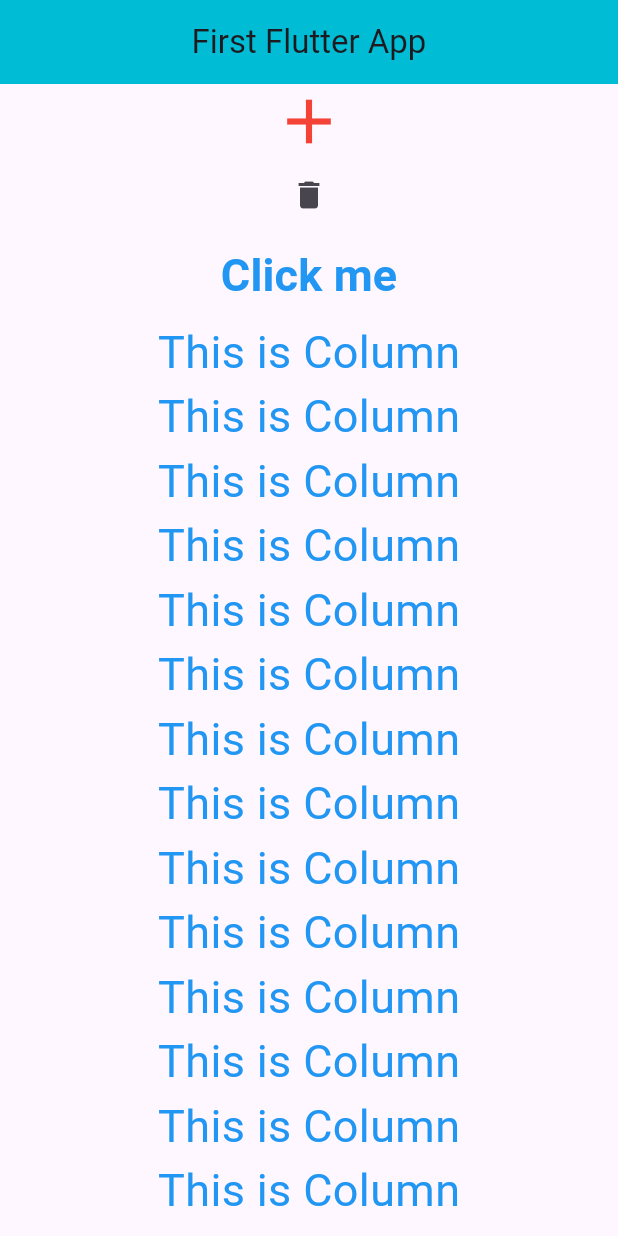
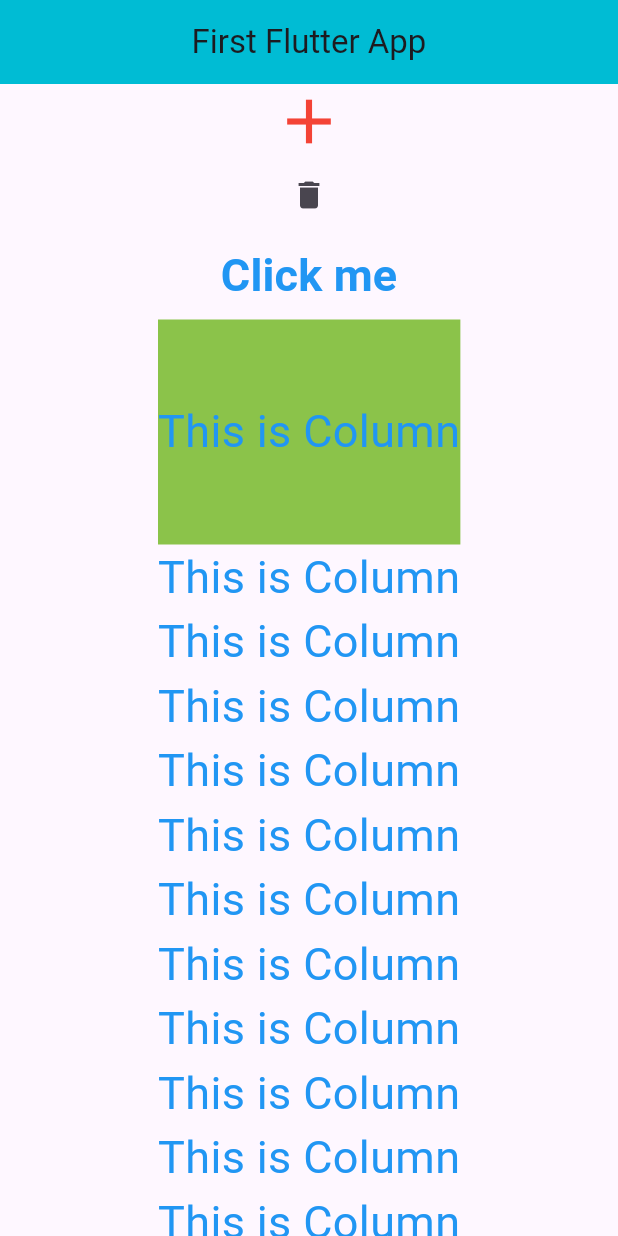
Before and after one commit to osmangonikhan247/new_project, a Flutter app: the screen it shows after launch, on a phone screen of 412 x 824 dp. Run offline on Flutter 3.47's test engine with Material 3 defaults, Android fonts, the phone set to English and light mode, and no system bars.

Commit message:
set height in column widget

```diff
--- a/lib/main.dart
+++ b/lib/main.dart
@@ -112,7 +112,7 @@ class Home extends StatelessWidget {
 
               Text(
                 'This is Column',
-                style: TextStyle(fontSize: 30, color: Colors.blue),
+                style: TextStyle(fontSize: 30, color: Colors.blue,backgroundColor: Colors.lightGreen,height: 5,),
               ),
               Text(
                 'This is Column',
```
